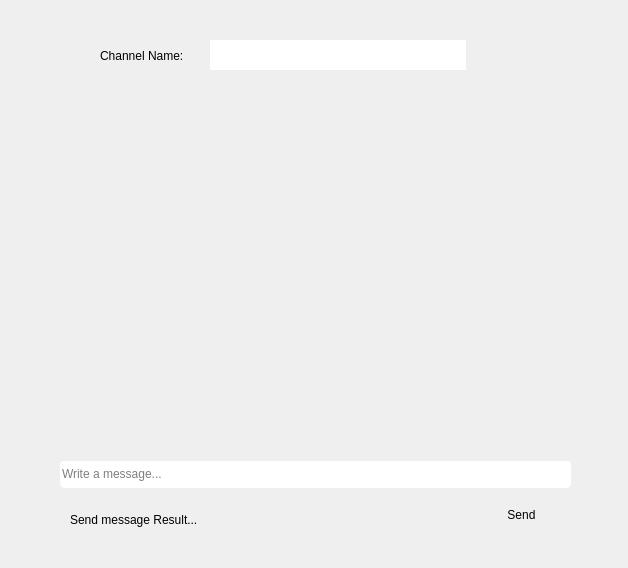
borhanem/Messenger_Void_13, file channelchat.ui: the form before one commit.
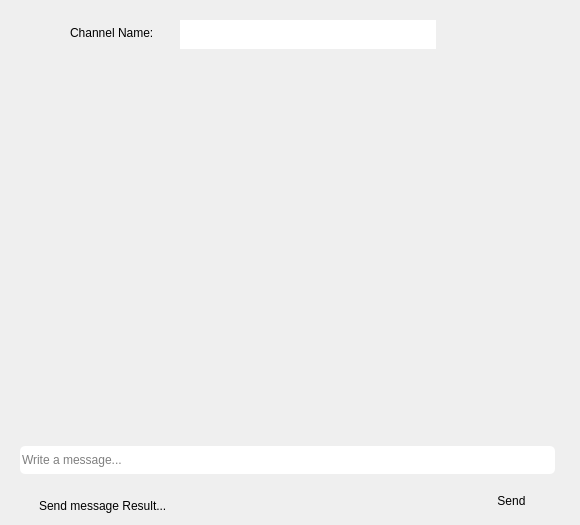
The form after the commit.

Patch:
```diff
--- a/channelchat.ui
+++ b/channelchat.ui
@@ -6,8 +6,8 @@
    <rect>
     <x>0</x>
     <y>0</y>
-    <width>628</width>
-    <height>568</height>
+    <width>580</width>
+    <height>525</height>
    </rect>
   </property>
   <property name="windowTitle">
@@ -16,8 +16,8 @@
   <widget class="QLabel" name="sendResult_lbl">
    <property name="geometry">
     <rect>
-     <x>70</x>
-     <y>510</y>
+     <x>39</x>
+     <y>496</y>
      <width>401</width>
      <height>20</height>
     </rect>
@@ -32,8 +32,8 @@
   <widget class="QPushButton" name="send_pbn">
    <property name="geometry">
     <rect>
-     <x>480</x>
-     <y>500</y>
+     <x>470</x>
+     <y>486</y>
      <width>83</width>
      <height>29</height>
     </rect>
@@ -49,9 +49,9 @@
   <widget class="QLineEdit" name="messagebar_led">
    <property name="geometry">
     <rect>
-     <x>60</x>
-     <y>460</y>
-     <width>511</width>
+     <x>20</x>
+     <y>446</y>
+     <width>535</width>
      <height>28</height>
     </rect>
    </property>
@@ -66,10 +66,10 @@
   <widget class="QTextBrowser" name="channelname_led">
    <property name="geometry">
     <rect>
-     <x>210</x>
-     <y>40</y>
+     <x>180</x>
+     <y>20</y>
      <width>256</width>
-     <height>31</height>
+     <height>29</height>
     </rect>
    </property>
    <property name="styleSheet">
@@ -87,28 +87,12 @@
 &lt;p align=&quot;right&quot; style=&quot;-qt-paragraph-type:empty; margin-top:0px; margin-bottom:0px; margin-left:0px; margin-right:0px; -qt-block-indent:0; text-indent:0px; font-family:'Segoe UI'; font-weight:400;&quot;&gt;&lt;br /&gt;&lt;/p&gt;&lt;/body&gt;&lt;/html&gt;</string>
    </property>
   </widget>
-  <widget class="QPushButton" name="pushButton">
-   <property name="geometry">
-    <rect>
-     <x>60</x>
-     <y>40</y>
-     <width>31</width>
-     <height>29</height>
-    </rect>
-   </property>
-   <property name="styleSheet">
-    <string notr="true">border-radius: 5px;</string>
-   </property>
-   <property name="text">
-    <string/>
-   </property>
-  </widget>
   <widget class="QScrollArea" name="channel_scroll_area">
    <property name="geometry">
     <rect>
-     <x>60</x>
-     <y>70</y>
-     <width>511</width>
+     <x>20</x>
+     <y>50</y>
+     <width>535</width>
      <height>391</height>
     </rect>
    </property>
@@ -123,36 +107,61 @@
      <rect>
       <x>0</x>
       <y>0</y>
-      <width>511</width>
+      <width>535</width>
       <height>391</height>
      </rect>
     </property>
-    <widget class="QWidget" name="gridLayoutWidget">
-     <property name="geometry">
-      <rect>
-       <x>-1</x>
-       <y>-1</y>
-       <width>511</width>
-       <height>391</height>
-      </rect>
-     </property>
-     <layout class="QGridLayout" name="gridLayout"/>
-    </widget>
    </widget>
   </widget>
   <widget class="QLabel" name="chatTypeShow_lbl">
    <property name="geometry">
     <rect>
-     <x>100</x>
-     <y>40</y>
-     <width>111</width>
-     <height>31</height>
+     <x>70</x>
+     <y>23</y>
+     <width>100</width>
+     <height>20</height>
     </rect>
    </property>
+   <property name="styleSheet">
+    <string notr="true">font: 700 9pt &quot;Segoe Script&quot;;</string>
+   </property>
    <property name="text">
     <string>Channel Name:</string>
    </property>
   </widget>
+  <widget class="QPushButton" name="pushButton">
+   <property name="geometry">
+    <rect>
+     <x>10</x>
+     <y>10</y>
+     <width>31</width>
+     <height>29</height>
+    </rect>
+   </property>
+   <property name="styleSheet">
+    <string notr="true">border-radius: 5px;</string>
+   </property>
+   <property name="text">
+    <string/>
+   </property>
+  </widget>
+  <widget class="QLabel" name="label">
+   <property name="geometry">
+    <rect>
+     <x>20</x>
+     <y>20</y>
+     <width>36</width>
+     <height>31</height>
+    </rect>
+   </property>
+   <property name="styleSheet">
+    <string notr="true">border-radius: 5px;
+</string>
+   </property>
+   <property name="text">
+    <string/>
+   </property>
+  </widget>
  </widget>
  <resources/>
  <connections/>
```
